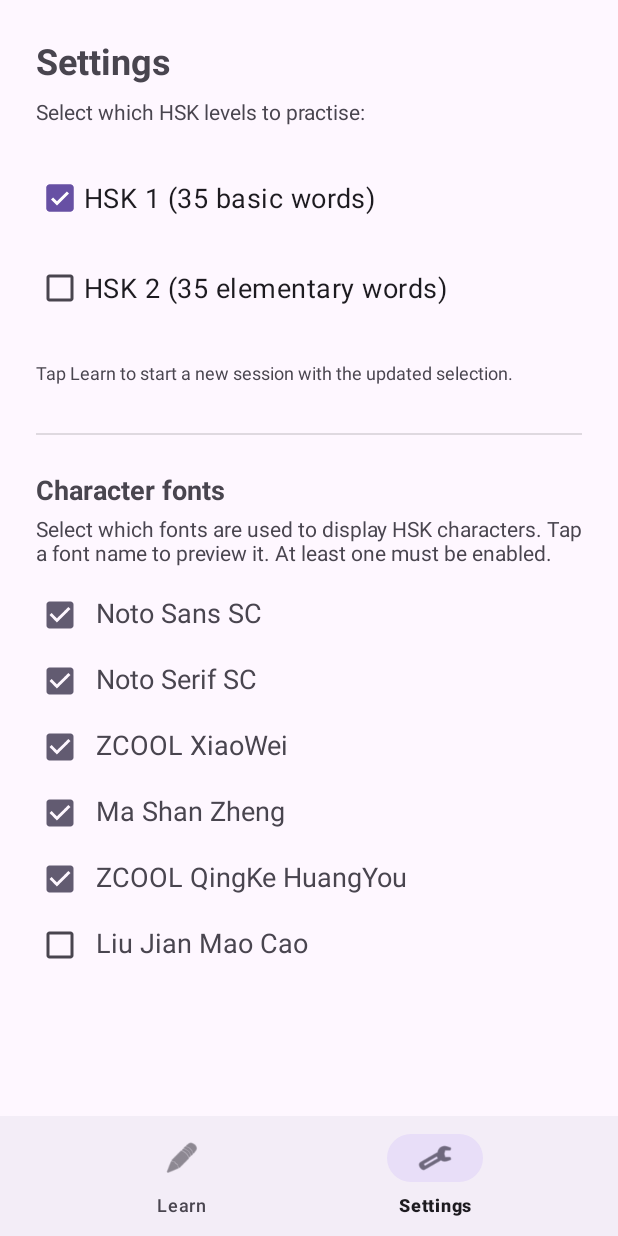
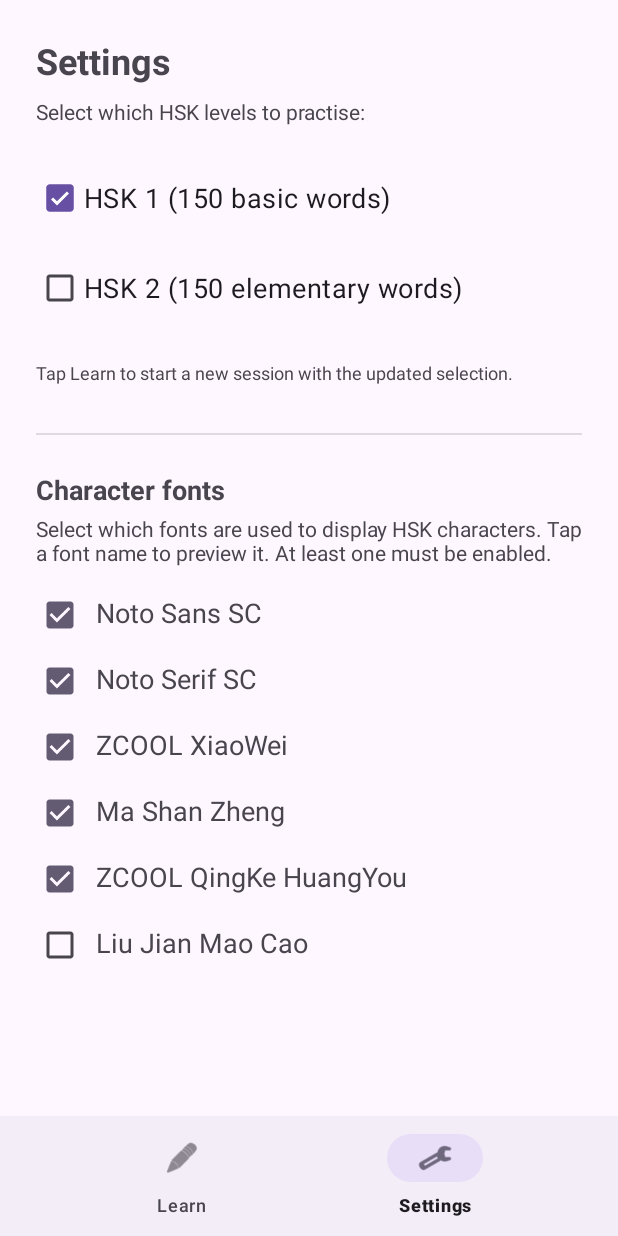
Before and after one commit to laufbanane2-create/hsk-learning, an Android app: the screen it shows after launch (MainActivity), item 2 of the bottom bar chosen, on a phone screen of 412 x 824 dp. Run offline under Robolectric (Android 15) with nearby library versions, the phone set to English and light mode, and no system bars; 2 statements that could not run were skipped.

Commit message:
feat: fix HSK word counts to 150/150, dynamic settings labels, and README
- Move 5 misclassified words from HSK2→HSK1 (苹果,西瓜,昨天,好吃,打电话)
- Add 3 missing HSK1 words: 电影, 儿子, 字 → HSK1 now exactly 150
- Add 31 new HSK2 words (白,百,报纸,次,错,大家,地图,第一,懂,非常,果汁,花,坏,活动,考试,可能,刻,课,历史,难,跑步,便宜,然后,认识,容易,生病,事情,虽然,它,踢足球,跳舞) → HSK2 now exactly 150
- Mirror all changes in generate_audio.py (300 entries, perfectly in sync)
- Fix settings tab: replace hardcoded "35 words" with dynamic count from VocabData
- Add comprehensive top-level README.md

Agent-Logs-Url: https://github.com/laufbanane2-create/hsk-learning/sessions/f594e0a0-48a7-461b-96bc-a4357a14bd5c

Co-authored-by: laufbanane2-create <272852210+laufbanane2-create@users.noreply.github.com>

```diff
--- a/app/src/main/java/com/laufbanane2/hsklearning/data/VocabData.kt
+++ b/app/src/main/java/com/laufbanane2/hsklearning/data/VocabData.kt
@@ -286,7 +286,23 @@ object VocabData {
         VocabItem("hsk1_ben", 1, "本", "běn", "measure word (for books)",
             "我买了三本书。", "Wǒ mǎi le sān běn shū.", "I bought three books."),
         VocabItem("hsk1_dian", 1, "点", "diǎn", "o'clock / a little",
-            "现在是三点。", "Xiànzài shì sān diǎn.", "It is three o'clock now.")
+            "现在是三点。", "Xiànzài shì sān diǎn.", "It is three o'clock now."),
+        VocabItem("hsk1_dianying", 1, "电影", "diànyǐng", "movie / film",
+            "我周末喜欢看电影。", "Wǒ zhōumò xǐhuān kàn diànyǐng.", "I like watching movies on weekends."),
+        VocabItem("hsk1_erzi", 1, "儿子", "érzi", "son",
+            "他有一个聪明的儿子。", "Tā yǒu yīgè cōngmíng de érzi.", "He has a clever son."),
+        VocabItem("hsk1_zi", 1, "字", "zì", "character / word",
+            "这个字怎么写？", "Zhège zì zěnme xiě?", "How do you write this character?"),
+        VocabItem("hsk1_dadianhua", 1, "打电话", "dǎ diànhuà", "make a phone call",
+            "我给妈妈打电话。", "Wǒ gěi māma dǎ diànhuà.", "I am calling my mother."),
+        VocabItem("hsk1_pingguo", 1, "苹果", "píngguǒ", "apple",
+            "我每天吃一个苹果。", "Wǒ měitiān chī yīgè píngguǒ.", "I eat one apple every day."),
+        VocabItem("hsk1_xigua", 1, "西瓜", "xīguā", "watermelon",
+            "夏天吃西瓜很解渴。", "Xiàtiān chī xīguā hěn jiě kě.", "Eating watermelon in summer is very refreshing."),
+        VocabItem("hsk1_zuotian", 1, "昨天", "zuótiān", "yesterday",
+            "昨天我见了一个老朋友。", "Zuótiān wǒ jiàn le yīgè lǎo péngyou.", "Yesterday I met an old friend."),
+        VocabItem("hsk1_haochi", 1, "好吃", "hǎochī", "delicious",
+            "这道菜非常好吃！", "Zhè dào cài fēicháng hǎochī!", "This dish is extremely delicious!")
     )
 
     val hsk2: List<VocabItem> = listOf(
@@ -300,8 +316,6 @@ object VocabData {
             "今天很冷，多穿衣服。", "Jīntiān hěn lěng, duō chuān yīfu.", "It's cold today, wear more clothes."),
         VocabItem("hsk2_cong", 2, "从", "cóng", "from",
             "我从北京来。", "Wǒ cóng Běijīng lái.", "I come from Beijing."),
-        VocabItem("hsk2_dadianhua", 2, "打电话", "dǎ diànhuà", "make a phone call",
-            "我给妈妈打电话。", "Wǒ gěi māma dǎ diànhuà.", "I am calling my mother."),
         VocabItem("hsk2_danshi", 2, "但是", "dànshì", "but / however",
             "我想去，但是没有时间。", "Wǒ xiǎng qù, dànshì méiyǒu shíjiān.", "I want to go, but I don't have time."),
         VocabItem("hsk2_difang", 2, "地方", "dìfāng", "place",
@@ -358,8 +372,6 @@ object VocabData {
             "我在准备考试。", "Wǒ zài zhǔnbèi kǎoshì.", "I am preparing for an exam."),
         VocabItem("hsk2_zuo", 2, "坐", "zuò", "sit / ride (transport)",
             "我坐公共汽车去学校。", "Wǒ zuò gōnggòng qìchē qù xuéxiào.", "I ride the bus to school."),
-        VocabItem("hsk2_zuotian", 2, "昨天", "zuótiān", "yesterday",
-            "昨天我见了一个老朋友。", "Zuótiān wǒ jiàn le yīgè lǎo péngyou.", "Yesterday I met an old friend."),
         VocabItem("hsk2_ayi", 2, "阿姨", "āyí", "aunt / auntie",
             "我的阿姨住在上海。", "Wǒ de āyí zhù zài Shànghǎi.", "My aunt lives in Shanghai."),
         VocabItem("hsk2_ba", 2, "吧", "ba", "suggestion particle",
@@ -422,8 +434,6 @@ object VocabData {
             "我们的关系很好。", "Wǒmen de guānxi hěn hǎo.", "We have a good relationship."),
         VocabItem("hsk2_gui", 2, "贵", "guì", "expensive",
             "这件衣服很贵，我买不起。", "Zhè jiàn yīfu hěn guì, wǒ mǎi bu qǐ.", "This piece of clothing is very expensive; I can't afford it."),
-        VocabItem("hsk2_haochi", 2, "好吃", "hǎochī", "delicious",
-            "这道菜非常好吃！", "Zhè dào cài fēicháng hǎochī!", "This dish is extremely delicious!"),
         VocabItem("hsk2_hei", 2, "黑", "hēi", "black",
             "他有一只黑猫。", "Tā yǒu yī zhī hēi māo.", "He has a black cat."),
         VocabItem("hsk2_houlai", 2, "后来", "hòulái", "later / afterwards",
@@ -454,8 +464,6 @@ object VocabData {
             "你能帮我吗？", "Nǐ néng bāng wǒ ma?", "Can you help me?"),
         VocabItem("hsk2_pang", 2, "胖", "pàng", "fat / chubby",
             "他觉得自己有点胖，想减肥。", "Tā juéde zìjǐ yǒudiǎn pàng, xiǎng jiǎnféi.", "He thinks he is a bit fat and wants to lose weight."),
-        VocabItem("hsk2_pingguo", 2, "苹果", "píngguǒ", "apple",
-            "我每天吃一个苹果。", "Wǒ měitiān chī yīgè píngguǒ.", "I eat one apple every day."),
         VocabItem("hsk2_putonghua", 2, "普通话", "pǔtōnghuà", "Mandarin Chinese",
             "在中国，人们说普通话。", "Zài Zhōngguó, rénmen shuō pǔtōnghuà.", "In China, people speak Mandarin."),
         VocabItem("hsk2_qishi", 2, "其实", "qíshí", "actually / in fact",
@@ -492,8 +500,6 @@ object VocabData {
             "我可以问你一个问题吗？", "Wǒ kěyǐ wèn nǐ yīgè wèntí ma?", "May I ask you a question?"),
         VocabItem("hsk2_wenti", 2, "问题", "wèntí", "question / problem",
             "这道题有问题，我不会做。", "Zhè dào tí yǒu wèntí, wǒ bù huì zuò.", "There is a problem with this question; I can't solve it."),
-        VocabItem("hsk2_xigua", 2, "西瓜", "xīguā", "watermelon",
-            "夏天吃西瓜很解渴。", "Xiàtiān chī xīguā hěn jiě kě.", "Eating watermelon in summer is very refreshing."),
         VocabItem("hsk2_xi", 2, "洗", "xǐ", "wash",
             "我每天早上洗脸。", "Wǒ měitiān zǎoshàng xǐ liǎn.", "I wash my face every morning."),
         VocabItem("hsk2_xiaoshi", 2, "小时", "xiǎoshí", "hour",
@@ -537,7 +543,69 @@ object VocabData {
         VocabItem("hsk2_xin", 2, "新", "xīn", "new",
             "我买了一本新书。", "Wǒ mǎi le yī běn xīn shū.", "I bought a new book."),
         VocabItem("hsk2_leng", 2, "冷", "lěng", "cold",
-            "今天很冷，多穿衣服。", "Jīntiān hěn lěng, duō chuān yīfu.", "It's very cold today, wear more clothes.")
+            "今天很冷，多穿衣服。", "Jīntiān hěn lěng, duō chuān yīfu.", "It's very cold today, wear more clothes."),
+        VocabItem("hsk2_bai", 2, "白", "bái", "white",
+            "她穿了一件白衬衫。", "Tā chuān le yī jiàn bái chènshān.", "She wore a white shirt."),
+        VocabItem("hsk2_bai2", 2, "百", "bǎi", "hundred",
+            "这本书一百页。", "Zhè běn shū yī bǎi yè.", "This book has one hundred pages."),
+        VocabItem("hsk2_baozhi", 2, "报纸", "bàozhǐ", "newspaper",
+            "我爸爸每天早上看报纸。", "Wǒ bàba měitiān zǎoshàng kàn bàozhǐ.", "My dad reads the newspaper every morning."),
+        VocabItem("hsk2_ci", 2, "次", "cì", "time (occurrence)",
+            "我去过北京两次。", "Wǒ qùguò Běijīng liǎng cì.", "I have been to Beijing twice."),
+        VocabItem("hsk2_cuo", 2, "错", "cuò", "wrong / mistake",
+            "对不起，我说错了。", "Duìbuqǐ, wǒ shuō cuò le.", "Sorry, I said it wrong."),
+        VocabItem("hsk2_dajia", 2, "大家", "dàjiā", "everyone",
+            "大家好，我叫李明。", "Dàjiā hǎo, wǒ jiào Lǐ Míng.", "Hello everyone, my name is Li Ming."),
+        VocabItem("hsk2_ditu", 2, "地图", "dìtú", "map",
+            "请给我看一下地图。", "Qǐng gěi wǒ kàn yīxià dìtú.", "Please show me the map."),
+        VocabItem("hsk2_diyi", 2, "第一", "dì yī", "first / number one",
+            "他是班里第一名。", "Tā shì bān lǐ dì yī míng.", "He is number one in the class."),
+        VocabItem("hsk2_dong2", 2, "懂", "dǒng", "understand",
+            "你懂我说的意思吗？", "Nǐ dǒng wǒ shuō de yìsi ma?", "Do you understand what I mean?"),
+        VocabItem("hsk2_feichang", 2, "非常", "fēicháng", "very / extremely",
+            "这部电影非常精彩。", "Zhè bù diànyǐng fēicháng jīngcǎi.", "This film is extremely wonderful."),
+        VocabItem("hsk2_guozhi", 2, "果汁", "guǒzhī", "fruit juice",
+            "我想喝一杯果汁。", "Wǒ xiǎng hē yī bēi guǒzhī.", "I would like a glass of fruit juice."),
+        VocabItem("hsk2_hua", 2, "花", "huā", "flower / spend",
+            "她送给我一束花。", "Tā sòng gěi wǒ yī shù huā.", "She gave me a bouquet of flowers."),
+        VocabItem("hsk2_huai", 2, "坏", "huài", "bad / broken",
+            "我的手机坏了。", "Wǒ de shǒujī huài le.", "My phone is broken."),
+        VocabItem("hsk2_huodong", 2, "活动", "huódòng", "activity / event",
+            "学校明天有文化活动。", "Xuéxiào míngtiān yǒu wénhuà huódòng.", "The school has a cultural event tomorrow."),
+        VocabItem("hsk2_kaoshi", 2, "考试", "kǎoshì", "exam / test",
+            "下周我有一个重要的考试。", "Xià zhōu wǒ yǒu yīgè zhòngyào de kǎoshì.", "I have an important exam next week."),
+        VocabItem("hsk2_keneng", 2, "可能", "kěnéng", "possible / maybe",
+            "他可能今天不来了。", "Tā kěnéng jīntiān bù lái le.", "He may not come today."),
+        VocabItem("hsk2_ke2", 2, "刻", "kè", "quarter hour",
+            "现在是三点一刻。", "Xiànzài shì sān diǎn yī kè.", "It is now a quarter past three."),
+        VocabItem("hsk2_ke3", 2, "课", "kè", "class / lesson",
+            "我上午有三节课。", "Wǒ shàngwǔ yǒu sān jié kè.", "I have three classes in the morning."),
+        VocabItem("hsk2_lishi", 2, "历史", "lìshǐ", "history",
+            "我很喜欢中国历史。", "Wǒ hěn xǐhuān Zhōngguó lìshǐ.", "I really like Chinese history."),
+        VocabItem("hsk2_nan2", 2, "难", "nán", "difficult",
+            "这道题太难了，我不会做。", "Zhè dào tí tài nán le, wǒ bù huì zuò.", "This question is too difficult; I can't do it."),
+        VocabItem("hsk2_paobu", 2, "跑步", "pǎobù", "run / jog",
+            "我每天早上跑步半个小时。", "Wǒ měitiān zǎoshàng pǎobù bàn gè xiǎoshí.", "I jog for half an hour every morning."),
+        VocabItem("hsk2_pianyi", 2, "便宜", "piányí", "cheap / inexpensive",
+            "这家店的东西很便宜。", "Zhè jiā diàn de dōngxi hěn piányí.", "The things in this shop are very cheap."),
+        VocabItem("hsk2_ranhou", 2, "然后", "ránhòu", "then / afterwards",
+            "先吃饭，然后去散步。", "Xiān chīfàn, ránhòu qù sànbù.", "Eat first, then go for a walk."),
+        VocabItem("hsk2_renshi", 2, "认识", "rènshi", "know (a person)",
+            "很高兴认识你！", "Hěn gāoxìng rènshi nǐ!", "Nice to meet you!"),
+        VocabItem("hsk2_rongyi", 2, "容易", "róngyì", "easy",
+            "这道菜做起来很容易。", "Zhè dào cài zuò qǐlái hěn róngyì.", "This dish is very easy to make."),
+        VocabItem("hsk2_shengbing", 2, "生病", "shēngbìng", "get sick / be ill",
+            "我昨天生病了，在家休息。", "Wǒ zuótiān shēngbìng le, zài jiā xiūxi.", "I got sick yesterday and rested at home."),
+        VocabItem("hsk2_shiqing", 2, "事情", "shìqíng", "matter / thing",
+            "有什么事情可以告诉我。", "Yǒu shénme shìqíng kěyǐ gàosù wǒ.", "You can tell me if there is anything."),
+        VocabItem("hsk2_suiran", 2, "虽然", "suīrán", "although / even though",
+            "虽然很累，但他还是坚持学习。", "Suīrán hěn lèi, dàn tā háishi jiānchí xuéxí.", "Although tired, he still kept studying."),
+        VocabItem("hsk2_ta3", 2, "它", "tā", "it",
+            "这只猫很可爱，它叫小白。", "Zhè zhī māo hěn kě'ài, tā jiào Xiǎo Bái.", "This cat is very cute; it is called Xiao Bai."),
+        VocabItem("hsk2_tizuqiu", 2, "踢足球", "tī zúqiú", "play soccer",
+            "他们每周末一起踢足球。", "Tāmen měi zhōumò yīqǐ tī zúqiú.", "They play soccer together every weekend."),
+        VocabItem("hsk2_tiaowu", 2, "跳舞", "tiàowǔ", "dance",
+            "她非常喜欢跳舞。", "Tā fēicháng xǐhuān tiàowǔ.", "She loves dancing very much.")
     )
 
     fun getVocab(includeHsk1: Boolean, includeHsk2: Boolean): List<VocabItem> {
--- a/app/src/main/java/com/laufbanane2/hsklearning/ui/settings/SettingsFragment.kt
+++ b/app/src/main/java/com/laufbanane2/hsklearning/ui/settings/SettingsFragment.kt
@@ -19,6 +19,7 @@ import androidx.fragment.app.Fragment
 import com.laufbanane2.hsklearning.R
 import com.laufbanane2.hsklearning.data.ChineseFont
 import com.laufbanane2.hsklearning.data.ChineseFonts
+import com.laufbanane2.hsklearning.data.VocabData
 import com.laufbanane2.hsklearning.databinding.FragmentSettingsBinding
 
 class SettingsFragment : Fragment() {
@@ -40,6 +41,9 @@ class SettingsFragment : Fragment() {
         val prefs = requireContext().getSharedPreferences("settings", Context.MODE_PRIVATE)
         binding.checkboxHsk1.isChecked = prefs.getBoolean("hsk1_enabled", true)
         binding.checkboxHsk2.isChecked = prefs.getBoolean("hsk2_enabled", false)
+
+        binding.checkboxHsk1.text = getString(R.string.hsk1_label, VocabData.hsk1.size)
+        binding.checkboxHsk2.text = getString(R.string.hsk2_label, VocabData.hsk2.size)
 
         val saveListener = View.OnClickListener {
             val hsk1 = binding.checkboxHsk1.isChecked
--- a/app/src/main/res/values/strings.xml
+++ b/app/src/main/res/values/strings.xml
@@ -27,8 +27,8 @@
     <!-- Settings screen -->
     <string name="settings_title">Settings</string>
     <string name="settings_subtitle">Select which HSK levels to practise:</string>
-    <string name="hsk1_label">HSK 1 (35 basic words)</string>
-    <string name="hsk2_label">HSK 2 (35 elementary words)</string>
+    <string name="hsk1_label">HSK 1 (%d basic words)</string>
+    <string name="hsk2_label">HSK 2 (%d elementary words)</string>
     <string name="settings_note">Tap Learn to start a new session with the updated selection.</string>
     <string name="settings_fonts_title">Character fonts</string>
     <string name="settings_fonts_subtitle">Select which fonts are used to display HSK characters. Tap a font name to preview it. At least one must be enabled.</string>
```
Also changed, not shown: 2 other files.
